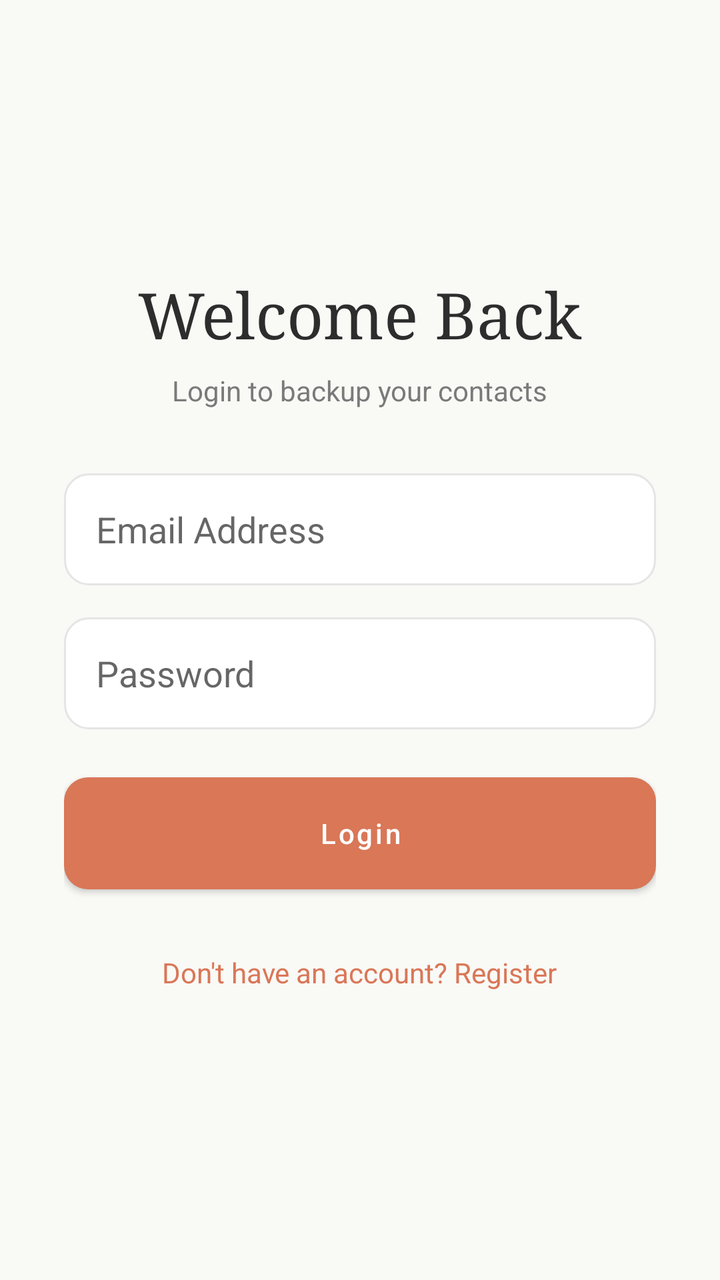
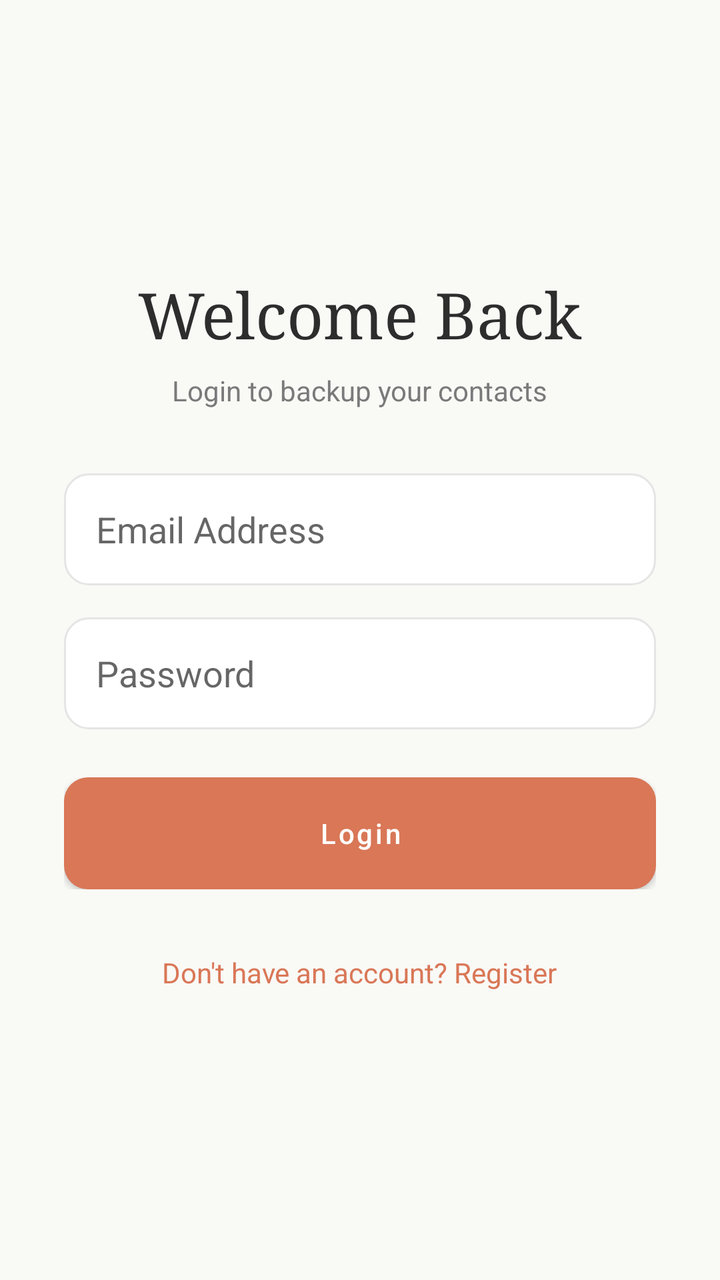

The first picture is an Android layout as it rendered before a commit; the second is the same layout after the commit. The layout source and the unified diff follow.
<!-- AndroidManifest.xml: application theme AppTheme -->
<!-- res/layout/activity_login.xml -->
<?xml version="1.0" encoding="utf-8"?>
<LinearLayout xmlns:android="http://schemas.android.com/apk/res/android"
    android:layout_width="match_parent" android:layout_height="match_parent"
    android:orientation="vertical" android:gravity="center" android:padding="32dp">
    <TextView android:id="@+id/tvTitle" android:layout_width="wrap_content" android:layout_height="wrap_content"
        android:text="Welcome Back" android:textSize="32sp" android:textColor="@color/claude_text" android:fontFamily="serif"/>
    <TextView android:layout_width="wrap_content" android:layout_height="wrap_content"
        android:text="Login to backup your contacts" android:textColor="@color/claude_subtext"
        android:layout_marginBottom="32dp" android:layout_marginTop="8dp"/>
    <EditText android:id="@+id/etEmail" android:layout_width="match_parent" android:layout_height="56dp"
        android:background="@drawable/bg_input" android:hint="Email Address" android:paddingStart="16dp"
        android:inputType="textEmailAddress" android:layout_marginBottom="16dp"/>
    <EditText android:id="@+id/etPassword" android:layout_width="match_parent" android:layout_height="56dp"
        android:background="@drawable/bg_input" android:hint="Password" android:paddingStart="16dp"
        android:inputType="textPassword" android:layout_marginBottom="24dp"/>
    <Button android:id="@+id/btnLogin" android:layout_width="match_parent" android:layout_height="56dp"
        android:text="Login" android:background="@drawable/bg_claude_button" android:textColor="#FFF" android:textAllCaps="false"/>
    <TextView android:id="@+id/tvRegister" android:layout_width="wrap_content" android:layout_height="wrap_content"
        android:text="Don't have an account? Register" android:textColor="@color/claude_accent"
        android:layout_marginTop="24dp" android:padding="8dp"/>
</LinearLayout>
<!-- resources referenced by this layout -->
<resources>
  <color name="claude_accent">#D97757</color>
  <color name="claude_subtext">#7A7A7A</color>
  <color name="claude_text">#2D2D2D</color>
  <!-- drawable bg_claude_button (drawable) -->
  <shape xmlns:android="http://schemas.android.com/apk/res/android">
      <solid android:color="@color/claude_accent"/>
      <corners android:radius="12dp"/>
  </shape>
  <!-- drawable bg_input (drawable) -->
  <shape xmlns:android="http://schemas.android.com/apk/res/android">
      <solid android:color="@color/claude_card"/>
      <corners android:radius="12dp"/>
      <stroke android:width="1dp" android:color="@color/claude_border"/>
  </shape>
  <style name="AppTheme" parent="Theme.MaterialComponents.Light.NoActionBar">
          <item name="colorPrimary">@color/claude_accent</item>
          <item name="colorPrimaryDark">@color/claude_bg</item>
          <item name="android:windowBackground">@color/claude_bg</item>
          <item name="android:textColorPrimary">@color/claude_text</item>
          <item name="android:statusBarColor">@color/claude_bg</item>
          <item name="android:windowLightStatusBar">true</item>
      </style>
  <color name="claude_card">#FFFFFF</color>
  <color name="claude_border">#E5E5E5</color>
  <color name="claude_bg">#F9F9F6</color>
</resources>

<!-- the commit's change to res/layout/activity_login.xml (unified diff, before → after) -->
@@ -2,7 +2,7 @@
 <LinearLayout xmlns:android="http://schemas.android.com/apk/res/android"
     android:layout_width="match_parent" android:layout_height="match_parent"
     android:orientation="vertical" android:gravity="center" android:padding="32dp">
-    <TextView android:id="@+id/tvTitle" android:layout_width="wrap_content" android:layout_height="wrap_content"
+    <TextView android:layout_width="wrap_content" android:layout_height="wrap_content"
         android:text="Welcome Back" android:textSize="32sp" android:textColor="@color/claude_text" android:fontFamily="serif"/>
     <TextView android:layout_width="wrap_content" android:layout_height="wrap_content"
         android:text="Login to backup your contacts" android:textColor="@color/claude_subtext"
@@ -13,8 +13,14 @@
     <EditText android:id="@+id/etPassword" android:layout_width="match_parent" android:layout_height="56dp"
         android:background="@drawable/bg_input" android:hint="Password" android:paddingStart="16dp"
         android:inputType="textPassword" android:layout_marginBottom="24dp"/>
-    <Button android:id="@+id/btnLogin" android:layout_width="match_parent" android:layout_height="56dp"
-        android:text="Login" android:background="@drawable/bg_claude_button" android:textColor="#FFF" android:textAllCaps="false"/>
+        
+    <FrameLayout android:layout_width="match_parent" android:layout_height="56dp">
+        <Button android:id="@+id/btnLogin" android:layout_width="match_parent" android:layout_height="56dp"
+            android:text="Login" android:background="@drawable/bg_claude_button" android:textColor="#FFF" android:textAllCaps="false"/>
+        <ProgressBar android:id="@+id/progressBarLogin" android:layout_width="30dp" android:layout_height="30dp"
+            android:layout_gravity="center" android:indeterminateTint="#FFF" android:visibility="gone"/>
+    </FrameLayout>
+    
     <TextView android:id="@+id/tvRegister" android:layout_width="wrap_content" android:layout_height="wrap_content"
         android:text="Don't have an account? Register" android:textColor="@color/claude_accent"
         android:layout_marginTop="24dp" android:padding="8dp"/>
